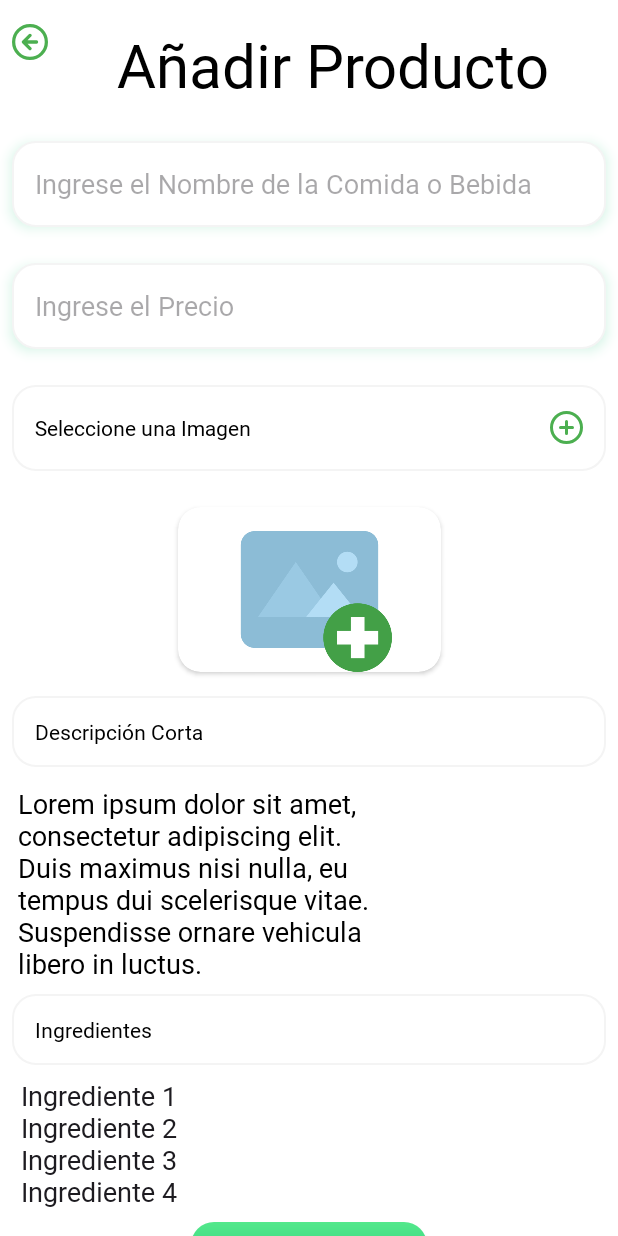
After one commit to cnunezcorp/AdminUniBite, an Android app: the AddItemActivity screen opened directly, with no data from a screen before it, on a phone screen of 412 x 824 dp. The commit adds this screen. Run offline under Robolectric (Android 15) with nearby library versions, the phone set to English and light mode, and no system bars.

Commit message:
layout para agregar productos

```diff
--- a/app/src/main/AndroidManifest.xml
+++ b/app/src/main/AndroidManifest.xml
@@ -12,6 +12,9 @@
         android:supportsRtl="true"
         android:theme="@style/Theme.AdminUniBite"
         tools:targetApi="31">
+        <activity
+            android:name=".ui.activity.AddItemActivity"
+            android:exported="false" />
         <activity
             android:name=".ui.activity.SignUpActivity"
             android:exported="false" />
--- /dev/null
+++ b/app/src/main/java/com/adminunibite/app/ui/activity/AddItemActivity.kt
@@ -0,0 +1,44 @@
+package com.adminunibite.app.ui.activity
+
+import android.os.Bundle
+import androidx.activity.enableEdgeToEdge
+import androidx.activity.result.PickVisualMediaRequest
+import androidx.activity.result.contract.ActivityResultContracts
+import androidx.appcompat.app.AppCompatActivity
+import androidx.core.view.ViewCompat
+import androidx.core.view.WindowInsetsCompat
+import com.adminunibite.app.R
+import com.adminunibite.app.databinding.ActivityAddItemBinding
+
+class AddItemActivity : AppCompatActivity() {
+
+    private val binding: ActivityAddItemBinding by lazy {
+        ActivityAddItemBinding.inflate(layoutInflater)
+    }
+
+    override fun onCreate(savedInstanceState: Bundle?) {
+        super.onCreate(savedInstanceState)
+        enableEdgeToEdge()
+        setContentView(binding.root)
+        ViewCompat.setOnApplyWindowInsetsListener(findViewById(R.id.main)) { v, insets ->
+            val systemBars = insets.getInsets(WindowInsetsCompat.Type.systemBars())
+            v.setPadding(systemBars.left, systemBars.top, systemBars.right, systemBars.bottom)
+            insets
+        }
+
+        //ONCLICK
+        binding.selectImageTextView.setOnClickListener{
+            pickimage.launch(PickVisualMediaRequest(ActivityResultContracts.PickVisualMedia.ImageOnly))
+        }
+        binding.backImageButton.setOnClickListener{
+            finish()
+        }
+    }
+
+    val pickimage =
+        registerForActivityResult(ActivityResultContracts.PickVisualMedia()) { uri ->
+            if (uri != null) {
+                binding.selectedImageView.setImageURI(uri)
+            }
+        }
+}
--- a/app/src/main/java/com/adminunibite/app/ui/activity/MainActivity.kt
+++ b/app/src/main/java/com/adminunibite/app/ui/activity/MainActivity.kt
@@ -1,21 +1,33 @@
 package com.adminunibite.app.ui.activity
 
+import android.content.Intent
 import android.os.Bundle
 import androidx.activity.enableEdgeToEdge
 import androidx.appcompat.app.AppCompatActivity
 import androidx.core.view.ViewCompat
 import androidx.core.view.WindowInsetsCompat
 import com.adminunibite.app.R
+import com.adminunibite.app.databinding.ActivityMainBinding
 
 class MainActivity : AppCompatActivity() {
+
+    private val binding: ActivityMainBinding by lazy {
+        ActivityMainBinding.inflate(layoutInflater)
+    }
+
     override fun onCreate(savedInstanceState: Bundle?) {
         super.onCreate(savedInstanceState)
         enableEdgeToEdge()
-        setContentView(R.layout.activity_main)
+        setContentView(binding.root)
         ViewCompat.setOnApplyWindowInsetsListener(findViewById(R.id.main)) { v, insets ->
             val systemBars = insets.getInsets(WindowInsetsCompat.Type.systemBars())
             v.setPadding(systemBars.left, systemBars.top, systemBars.right, systemBars.bottom)
             insets
         }
+
+        binding.addMenuCardView.setOnClickListener{
+            val intent = Intent(this, AddItemActivity::class.java)
+            startActivity(intent)
+        }
     }
 }
--- /dev/null
+++ b/app/src/main/res/layout/activity_add_item.xml
@@ -0,0 +1,202 @@
+<?xml version="1.0" encoding="utf-8"?>
+<androidx.constraintlayout.widget.ConstraintLayout xmlns:android="http://schemas.android.com/apk/res/android"
+    xmlns:app="http://schemas.android.com/apk/res-auto"
+    xmlns:tools="http://schemas.android.com/tools"
+    android:id="@+id/main"
+    android:layout_width="match_parent"
+    android:layout_height="match_parent"
+    android:background="@color/white"
+    tools:context=".ui.activity.AddItemActivity">
+
+    <ScrollView
+        android:layout_width="0dp"
+        android:layout_height="match_parent"
+        android:scrollbars="none"
+        app:layout_constraintBottom_toBottomOf="parent"
+        app:layout_constraintEnd_toEndOf="parent"
+        app:layout_constraintStart_toStartOf="parent"
+        app:layout_constraintTop_toTopOf="parent">
+
+        <androidx.constraintlayout.widget.ConstraintLayout
+            android:layout_width="match_parent"
+            android:layout_height="match_parent">
+
+            <ImageView
+                android:id="@+id/back_image_button"
+                android:layout_width="24dp"
+                android:layout_height="24dp"
+                android:src="@drawable/arrow_left"
+                android:layout_marginTop="16dp"
+                android:layout_marginStart="8dp"
+                android:background="@android:color/transparent"
+                android:scaleType="centerCrop"
+                app:layout_constraintStart_toStartOf="parent"
+                app:layout_constraintTop_toTopOf="parent" />
+
+            <TextView
+                android:id="@+id/add_item_text_view"
+                android:layout_width="wrap_content"
+                android:layout_height="wrap_content"
+                android:fontFamily="@font/yeonsung_regular"
+                android:text="Añadir Producto"
+                android:textColor="@color/black"
+                android:textSize="40sp"
+                app:layout_constraintEnd_toEndOf="parent"
+                app:layout_constraintStart_toEndOf="@id/back_image_button"
+                app:layout_constraintTop_toTopOf="@id/back_image_button" />
+
+            <EditText
+                android:id="@+id/food_name_edit_text"
+                android:layout_width="0dp"
+                android:layout_height="57dp"
+                android:layout_marginTop="24dp"
+                android:layout_marginStart="8dp"
+                android:layout_marginEnd="8dp"
+                android:paddingLeft="15dp"
+                android:inputType="text"
+                android:textAppearance="@style/HintTextStyle"
+                android:fontFamily="@font/lato_regular"
+                android:hint="Ingrese el Nombre de la Comida o Bebida"
+                android:background="@drawable/edittextshape"
+                android:elevation="5dp"
+                android:outlineSpotShadowColor="@color/textColor"
+                app:layout_constraintStart_toStartOf="parent"
+                app:layout_constraintEnd_toEndOf="parent"
+                app:layout_constraintTop_toBottomOf="@id/add_item_text_view" />
+
+            <EditText
+                android:id="@+id/food_price_edit_text"
+                android:layout_width="0dp"
+                android:layout_height="57dp"
+                android:layout_marginTop="24dp"
+                android:paddingLeft="15dp"
+                android:inputType="text"
+                android:textAppearance="@style/HintTextStyle"
+                android:fontFamily="@font/lato_regular"
+                android:hint="Ingrese el Precio"
+                android:background="@drawable/edittextshape"
+                android:elevation="5dp"
+                android:outlineSpotShadowColor="@color/textColor"
+                app:layout_constraintStart_toStartOf="@id/food_name_edit_text"
+                app:layout_constraintEnd_toEndOf="@id/food_name_edit_text"
+                app:layout_constraintTop_toBottomOf="@id/food_name_edit_text" />
+
+            <TextView
+                android:id="@+id/select_image_text_view"
+                android:background="@drawable/edittextshape"
+                android:layout_width="0dp"
+                android:layout_height="57dp"
+                android:layout_marginTop="24dp"
+                android:paddingLeft="15dp"
+                android:paddingRight="15dp"
+                android:drawableRight="@drawable/pluse_round"
+                android:text="Seleccione una Imagen"
+                android:fontFamily="@font/yeonsung_regular"
+                android:textColor="@color/black"
+                android:gravity="center_vertical"
+                app:layout_constraintEnd_toEndOf="@id/food_price_edit_text"
+                app:layout_constraintStart_toStartOf="@id/food_price_edit_text"
+                app:layout_constraintTop_toBottomOf="@id/food_price_edit_text" />
+
+            <androidx.cardview.widget.CardView
+                android:id="@+id/select_image_card_view"
+                android:layout_width="wrap_content"
+                android:layout_height="wrap_content"
+                android:layout_marginTop="24dp"
+                app:cardCornerRadius="15dp"
+                app:layout_constraintEnd_toEndOf="@id/select_image_text_view"
+                app:layout_constraintStart_toStartOf="@id/select_image_text_view"
+                app:layout_constraintTop_toBottomOf="@id/select_image_text_view">
+                <ImageView
+                    android:id="@+id/selected_image_view"
+                    android:layout_width="175dp"
+                    android:layout_height="110dp"
+                    android:src="@drawable/addimage"
+                    android:scaleType="fitCenter" />
+
+            </androidx.cardview.widget.CardView>
+
+            <TextView
+                android:id="@+id/textView10"
+                android:layout_width="match_parent"
+                android:layout_height="47dp"
+                android:layout_marginStart="8dp"
+                android:layout_marginTop="16dp"
+                android:layout_marginEnd="8dp"
+                android:gravity="center_vertical"
+                android:paddingLeft="15dp"
+                android:background="@drawable/edittextshape"
+                android:fontFamily="@font/yeonsung_regular"
+                android:text="Descripción Corta"
+                android:textColor="@color/black"
+                app:layout_constraintEnd_toEndOf="parent"
+                app:layout_constraintStart_toStartOf="@id/select_image_text_view"
+                app:layout_constraintTop_toBottomOf="@id/select_image_card_view" />
+
+            <EditText
+                android:id="@+id/description_edit_text"
+                android:layout_width="250dp"
+                android:layout_height="wrap_content"
+                android:layout_marginTop="12dp"
+                android:background="@color/white"
+                android:fontFamily="@font/lato_regular"
+                android:text="Lorem ipsum dolor sit amet, consectetur adipiscing elit. Duis maximus nisi nulla, eu tempus dui scelerisque vitae. Suspendisse ornare vehicula libero in luctus."
+                android:textColor="@color/black"
+                app:layout_constraintEnd_toEndOf="@+id/textView10"
+                app:layout_constraintHorizontal_bias="0.0"
+                app:layout_constraintStart_toStartOf="@id/textView10"
+                app:layout_constraintTop_toBottomOf="@id/textView10" />
+
+            <TextView
+                android:id="@+id/textView11"
+                android:layout_width="match_parent"
+                android:layout_height="47dp"
+                android:layout_marginStart="8dp"
+                android:layout_marginTop="8dp"
+                android:layout_marginEnd="8dp"
+                android:paddingLeft="15dp"
+                android:gravity="center_vertical"
+                android:background="@drawable/edittextshape"
+                android:fontFamily="@font/yeonsung_regular"
+                android:text="Ingredientes"
+                android:textColor="@color/black"
+                app:layout_constraintEnd_toEndOf="parent"
+                app:layout_constraintStart_toStartOf="@id/description_edit_text"
+                app:layout_constraintTop_toBottomOf="@id/description_edit_text" />
+
+            <EditText
+                android:id="@+id/ingredient_edit_text"
+                android:layout_width="200dp"
+                android:layout_height="wrap_content"
+                android:layout_marginTop="8dp"
+                android:background="@color/white"
+                android:fontFamily="@font/lato_regular"
+                android:text="Ingrediente 1\nIngrediente 2\nIngrediente 3\nIngrediente 4"
+                app:layout_constraintEnd_toEndOf="@+id/select_image_card_view"
+                app:layout_constraintHorizontal_bias="0.0"
+                app:layout_constraintStart_toStartOf="@+id/textView11"
+                app:layout_constraintTop_toBottomOf="@+id/textView11" />
+
+            <androidx.appcompat.widget.AppCompatButton
+                android:id="@+id/add_item_buttom"
+                android:layout_width="157dp"
+                android:layout_height="57dp"
+                android:layout_marginTop="8dp"
+                android:layout_marginBottom="16dp"
+                android:background="@drawable/greenbuttonshape"
+                android:fontFamily="@font/yeonsung_regular"
+                android:text="Añadir Producto"
+                android:textColor="@color/white"
+                android:textSize="20sp"
+                android:textAllCaps="false"
+                app:layout_constraintEnd_toEndOf="parent"
+                app:layout_constraintStart_toStartOf="parent"
+                app:layout_constraintBottom_toBottomOf="parent"
+                app:layout_constraintTop_toBottomOf="@id/ingredient_edit_text" />
+
+
+        </androidx.constraintlayout.widget.ConstraintLayout>
+
+    </ScrollView>
+
+</androidx.constraintlayout.widget.ConstraintLayout>
--- /dev/null
+++ b/app/src/main/res/values/styles.xml
@@ -0,0 +1,7 @@
+<?xml version="1.0" encoding="utf-8"?>
+<resources>
+    <style name="HintTextStyle">
+        <item name="android:textSize">18sp</item> <!-- Tamaño de texto en sp -->
+        <item name="android:textColorHint">@android:color/darker_gray</item> <!-- Color del hint -->
+    </style>
+</resources>
```
